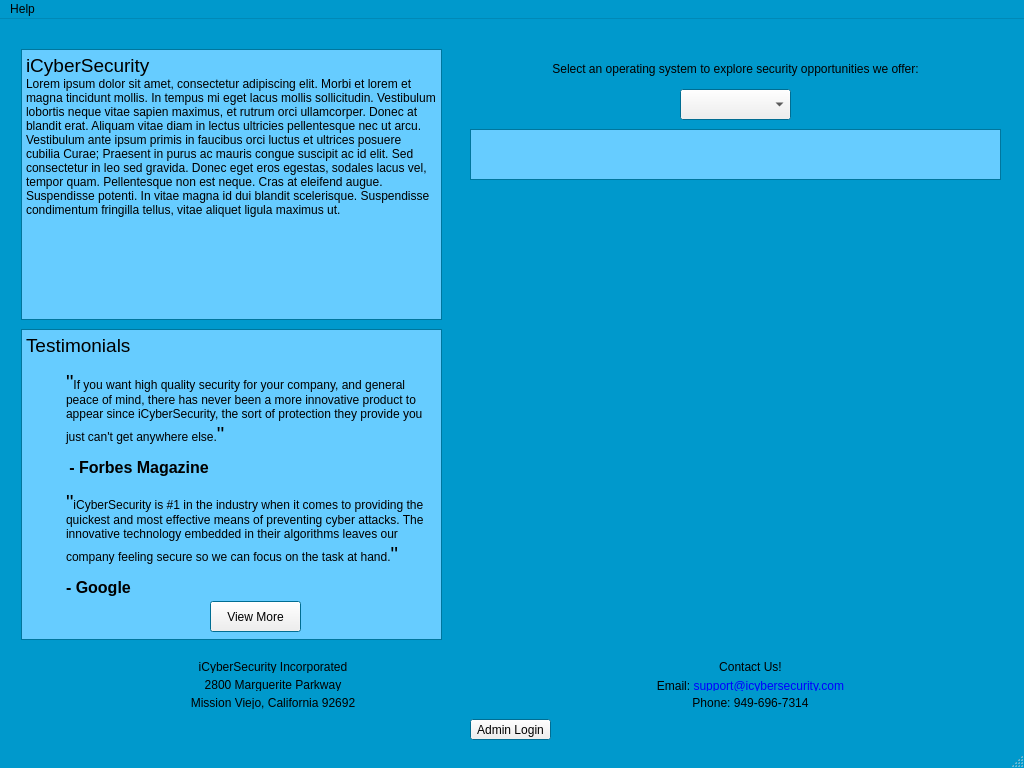
This is src/mainwindow.ui in brianclinkenbeard/pamphlet as Qt 5 draws it before an edit. The edited form follows.
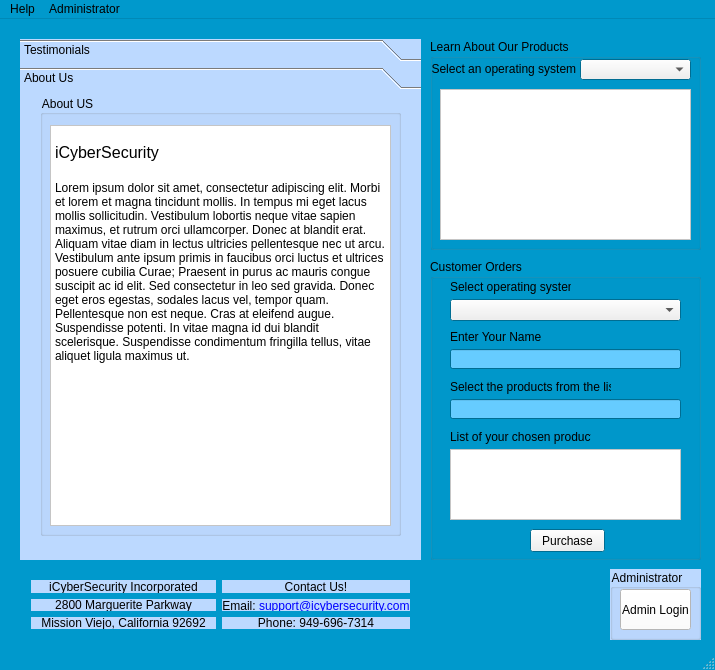
This is the edited form. The open tabs and pages were chosen to show the change.

Commit message: changing ui, I hope you like it. In case you did n't like somthing Let me now so I will change it to original state

Patch:
```diff
--- a/src/mainwindow.ui
+++ b/src/mainwindow.ui
@@ -6,8 +6,8 @@
    <rect>
     <x>0</x>
     <y>0</y>
-    <width>1024</width>
-    <height>768</height>
+    <width>715</width>
+    <height>670</height>
    </rect>
   </property>
   <property name="sizePolicy">
@@ -83,121 +83,29 @@
   <property name="windowTitle">
    <string>MainWindow</string>
   </property>
+  <property name="styleSheet">
+   <string notr="true"/>
+  </property>
   <widget class="QWidget" name="centralWidget">
-   <widget class="QTextBrowser" name="salespitch_browser">
-    <property name="geometry">
-     <rect>
-      <x>21</x>
-      <y>30</y>
-      <width>421</width>
-      <height>271</height>
-     </rect>
-    </property>
-    <property name="html">
-     <string>&lt;!DOCTYPE HTML PUBLIC &quot;-//W3C//DTD HTML 4.0//EN&quot; &quot;http://www.w3.org/TR/REC-html40/strict.dtd&quot;&gt;
-&lt;html&gt;&lt;head&gt;&lt;meta name=&quot;qrichtext&quot; content=&quot;1&quot; /&gt;&lt;style type=&quot;text/css&quot;&gt;
-p, li { white-space: pre-wrap; }
-&lt;/style&gt;&lt;/head&gt;&lt;body style=&quot; font-family:'MS Shell Dlg 2'; font-size:8.25pt; font-weight:400; font-style:normal;&quot;&gt;
-&lt;p style=&quot; margin-top:0px; margin-bottom:0px; margin-left:0px; margin-right:0px; -qt-block-indent:0; text-indent:0px;&quot;&gt;&lt;span style=&quot; font-family:'Sans Serif'; font-size:14pt;&quot;&gt;iCyberSecurity&lt;/span&gt;&lt;/p&gt;
-&lt;p style=&quot; margin-top:0px; margin-bottom:0px; margin-left:0px; margin-right:0px; -qt-block-indent:0; text-indent:0px;&quot;&gt;&lt;a name=&quot;lipsum&quot;&gt;&lt;/a&gt;&lt;span style=&quot; font-family:'Sans Serif'; font-size:9pt;&quot;&gt;L&lt;/span&gt;&lt;span style=&quot; font-family:'Sans Serif'; font-size:9pt;&quot;&gt;orem ipsum dolor sit amet, consectetur adipiscing elit. Morbi et lorem et magna tincidunt mollis. In tempus mi eget lacus mollis sollicitudin. Vestibulum lobortis neque vitae sapien maximus, et rutrum orci ullamcorper. Donec at blandit erat. Aliquam vitae diam in lectus ultricies pellentesque nec ut arcu. Vestibulum ante ipsum primis in faucibus orci luctus et ultrices posuere cubilia Curae; Praesent in purus ac mauris congue suscipit ac id elit. Sed consectetur in leo sed gravida. Donec eget eros egestas, sodales lacus vel, tempor quam. Pellentesque non est neque. Cras at eleifend augue. Suspendisse potenti. In vitae magna id dui blandit scelerisque. Suspendisse condimentum fringilla tellus, vitae aliquet ligula maximus ut. &lt;/span&gt;&lt;/p&gt;&lt;/body&gt;&lt;/html&gt;</string>
-    </property>
-   </widget>
-   <widget class="QPushButton" name="pushButton">
-    <property name="geometry">
-     <rect>
-      <x>470</x>
-      <y>700</y>
-      <width>81</width>
-      <height>21</height>
-     </rect>
-    </property>
-    <property name="text">
-     <string>Admin Login</string>
-    </property>
-   </widget>
-   <widget class="QTextBrowser" name="testimonials_browser">
-    <property name="geometry">
-     <rect>
-      <x>21</x>
-      <y>310</y>
-      <width>421</width>
-      <height>311</height>
-     </rect>
-    </property>
-    <property name="html">
-     <string>&lt;!DOCTYPE HTML PUBLIC &quot;-//W3C//DTD HTML 4.0//EN&quot; &quot;http://www.w3.org/TR/REC-html40/strict.dtd&quot;&gt;
-&lt;html&gt;&lt;head&gt;&lt;meta name=&quot;qrichtext&quot; content=&quot;1&quot; /&gt;&lt;style type=&quot;text/css&quot;&gt;
-p, li { white-space: pre-wrap; }
-&lt;/style&gt;&lt;/head&gt;&lt;body style=&quot; font-family:'MS Shell Dlg 2'; font-size:8.25pt; font-weight:400; font-style:normal;&quot;&gt;
-&lt;p style=&quot; margin-top:0px; margin-bottom:0px; margin-left:0px; margin-right:0px; -qt-block-indent:0; text-indent:0px;&quot;&gt;&lt;span style=&quot; font-family:'Sans Serif'; font-size:14pt;&quot;&gt;Testimonials&lt;/span&gt;&lt;/p&gt;
-&lt;p style=&quot; margin-top:12px; margin-bottom:0px; margin-left:0px; margin-right:0px; -qt-block-indent:1; text-indent:0px;&quot;&gt;&lt;span style=&quot; font-family:'Sans Serif'; font-size:16pt;&quot;&gt;&amp;quot;&lt;/span&gt;&lt;span style=&quot; font-family:'Sans Serif'; font-size:9pt;&quot;&gt;If you want high quality security for your company, and general peace of mind, there has never been a more innovative product to appear since iCyberSecurity, the sort of protection they provide you just can't get anywhere else.&lt;/span&gt;&lt;span style=&quot; font-family:'Sans Serif'; font-size:16pt;&quot;&gt;&amp;quot;&lt;/span&gt;&lt;/p&gt;
-&lt;p style=&quot; margin-top:12px; margin-bottom:0px; margin-left:0px; margin-right:0px; -qt-block-indent:1; text-indent:0px;&quot;&gt;&lt;span style=&quot; font-family:'Sans Serif'; font-size:9pt;&quot;&gt; &lt;/span&gt;&lt;span style=&quot; font-family:'Sans Serif'; font-size:12pt; font-weight:600;&quot;&gt;- Forbes Magazine&lt;/span&gt;&lt;/p&gt;
-&lt;p style=&quot; margin-top:12px; margin-bottom:0px; margin-left:0px; margin-right:0px; -qt-block-indent:1; text-indent:0px;&quot;&gt;&lt;span style=&quot; font-family:'Sans Serif'; font-size:16pt;&quot;&gt;&amp;quot;&lt;/span&gt;&lt;span style=&quot; font-family:'Sans Serif'; font-size:9pt;&quot;&gt;iCyberSecurity is #1 in the industry when it comes to providing the quickest and most effective means of preventing cyber attacks. The innovative technology embedded in their algorithms leaves our company feeling secure so we can focus on the task at hand.&lt;/span&gt;&lt;span style=&quot; font-family:'Sans Serif'; font-size:16pt;&quot;&gt;&amp;quot;&lt;/span&gt;&lt;span style=&quot; font-family:'Sans Serif'; font-size:9pt;&quot;&gt; &lt;/span&gt;&lt;/p&gt;
-&lt;p style=&quot; margin-top:12px; margin-bottom:0px; margin-left:0px; margin-right:0px; -qt-block-indent:1; text-indent:0px;&quot;&gt;&lt;span style=&quot; font-family:'Sans Serif'; font-size:12pt; font-weight:600;&quot;&gt;- Google&lt;/span&gt;&lt;/p&gt;&lt;/body&gt;&lt;/html&gt;</string>
-    </property>
-   </widget>
-   <widget class="QComboBox" name="comboBox">
-    <property name="geometry">
-     <rect>
-      <x>680</x>
-      <y>70</y>
-      <width>111</width>
-      <height>31</height>
-     </rect>
-    </property>
-    <item>
-     <property name="text">
-      <string/>
-     </property>
-    </item>
-    <item>
-     <property name="text">
-      <string>Windows</string>
-     </property>
-    </item>
-    <item>
-     <property name="text">
-      <string>macOS</string>
-     </property>
-    </item>
-    <item>
-     <property name="text">
-      <string>GNU/Linux</string>
-     </property>
-    </item>
-   </widget>
-   <widget class="QLabel" name="label_7">
-    <property name="geometry">
-     <rect>
-      <x>470</x>
-      <y>40</y>
-      <width>531</width>
-      <height>20</height>
-     </rect>
-    </property>
-    <property name="text">
-     <string>Select an operating system to explore security opportunities we offer:</string>
-    </property>
-    <property name="alignment">
-     <set>Qt::AlignCenter</set>
-    </property>
-   </widget>
    <widget class="QTextBrowser" name="osinfo_browser">
     <property name="geometry">
      <rect>
-      <x>470</x>
-      <y>110</y>
-      <width>531</width>
-      <height>51</height>
+      <x>440</x>
+      <y>70</y>
+      <width>251</width>
+      <height>151</height>
      </rect>
     </property>
+    <property name="styleSheet">
+     <string notr="true">background-color: rgb(255, 255, 255);</string>
+    </property>
    </widget>
    <widget class="QWidget" name="layoutWidget">
     <property name="geometry">
      <rect>
-      <x>26</x>
-      <y>630</y>
-      <width>971</width>
+      <x>20</x>
+      <y>550</y>
+      <width>401</width>
       <height>71</height>
      </rect>
     </property>
@@ -209,6 +117,9 @@
          <pointsize>9</pointsize>
         </font>
        </property>
+       <property name="styleSheet">
+        <string notr="true">background-color: rgb(188, 217, 255);</string>
+       </property>
        <property name="text">
         <string>iCyberSecurity Incorporated</string>
        </property>
@@ -224,6 +135,9 @@
          <pointsize>9</pointsize>
         </font>
        </property>
+       <property name="styleSheet">
+        <string notr="true">background-color: rgb(188, 217, 255);</string>
+       </property>
        <property name="text">
         <string>Contact Us!</string>
        </property>
@@ -239,6 +153,9 @@
          <pointsize>9</pointsize>
         </font>
        </property>
+       <property name="styleSheet">
+        <string notr="true">background-color: rgb(188, 217, 255);</string>
+       </property>
        <property name="text">
         <string>2800 Marguerite Parkway</string>
        </property>
@@ -254,6 +171,9 @@
          <pointsize>9</pointsize>
         </font>
        </property>
+       <property name="styleSheet">
+        <string notr="true">background-color: rgb(188, 217, 255);</string>
+       </property>
        <property name="text">
         <string>&lt;html&gt;&lt;head/&gt;&lt;body&gt;&lt;p&gt;Email: &lt;a href=&quot;mailto:support@icybersecurity.com&quot;&gt;&lt;span style=&quot; text-decoration: underline; color:#0000ff;&quot;&gt;support@icybersecurity.com&lt;/span&gt;&lt;/a&gt;&lt;/p&gt;&lt;/body&gt;&lt;/html&gt;</string>
        </property>
@@ -269,6 +189,9 @@
          <pointsize>9</pointsize>
         </font>
        </property>
+       <property name="styleSheet">
+        <string notr="true">background-color: rgb(188, 217, 255);</string>
+       </property>
        <property name="text">
         <string>Mission Viejo, California 92692</string>
        </property>
@@ -284,6 +207,9 @@
          <pointsize>9</pointsize>
         </font>
        </property>
+       <property name="styleSheet">
+        <string notr="true">background-color: rgb(188, 217, 255);</string>
+       </property>
        <property name="text">
         <string>Phone: 949-696-7314</string>
        </property>
@@ -294,26 +220,351 @@
      </item>
     </layout>
    </widget>
-   <widget class="QPushButton" name="pushButton_viewMore">
+   <widget class="QToolBox" name="toolBox">
     <property name="geometry">
      <rect>
-      <x>210</x>
-      <y>582</y>
+      <x>20</x>
+      <y>20</y>
+      <width>401</width>
+      <height>521</height>
+     </rect>
+    </property>
+    <property name="styleSheet">
+     <string notr="true">background-color: rgb(188, 217, 255);</string>
+    </property>
+    <property name="currentIndex">
+     <number>0</number>
+    </property>
+    <widget class="QWidget" name="page">
+     <property name="geometry">
+      <rect>
+       <x>0</x>
+       <y>0</y>
+       <width>401</width>
+       <height>467</height>
+      </rect>
+     </property>
+     <attribute name="label">
+      <string>Testimonials</string>
+     </attribute>
+     <widget class="QTextBrowser" name="testimonials_browser">
+      <property name="geometry">
+       <rect>
+        <x>20</x>
+        <y>20</y>
+        <width>331</width>
+        <height>361</height>
+       </rect>
+      </property>
+      <property name="styleSheet">
+       <string notr="true">background-color: rgb(255, 255, 255);</string>
+      </property>
+      <property name="html">
+       <string>&lt;!DOCTYPE HTML PUBLIC &quot;-//W3C//DTD HTML 4.0//EN&quot; &quot;http://www.w3.org/TR/REC-html40/strict.dtd&quot;&gt;
+&lt;html&gt;&lt;head&gt;&lt;meta name=&quot;qrichtext&quot; content=&quot;1&quot; /&gt;&lt;style type=&quot;text/css&quot;&gt;
+p, li { white-space: pre-wrap; }
+&lt;/style&gt;&lt;/head&gt;&lt;body style=&quot; font-family:'MS Shell Dlg 2'; font-size:8.25pt; font-weight:400; font-style:normal;&quot;&gt;
+&lt;p style=&quot; margin-top:0px; margin-bottom:0px; margin-left:0px; margin-right:0px; -qt-block-indent:0; text-indent:0px;&quot;&gt;&lt;span style=&quot; font-family:'Sans Serif'; font-size:14pt;&quot;&gt;Testimonials&lt;/span&gt;&lt;/p&gt;
+&lt;p style=&quot; margin-top:12px; margin-bottom:0px; margin-left:0px; margin-right:0px; -qt-block-indent:1; text-indent:0px;&quot;&gt;&lt;span style=&quot; font-family:'Sans Serif'; font-size:16pt;&quot;&gt;&amp;quot;&lt;/span&gt;&lt;span style=&quot; font-family:'Sans Serif'; font-size:9pt;&quot;&gt;If you want high quality security for your company, and general peace of mind, there has never been a more innovative product to appear since iCyberSecurity, the sort of protection they provide you just can't get anywhere else.&lt;/span&gt;&lt;span style=&quot; font-family:'Sans Serif'; font-size:16pt;&quot;&gt;&amp;quot;&lt;/span&gt;&lt;/p&gt;
+&lt;p style=&quot; margin-top:12px; margin-bottom:0px; margin-left:0px; margin-right:0px; -qt-block-indent:1; text-indent:0px;&quot;&gt;&lt;span style=&quot; font-family:'Sans Serif'; font-size:9pt;&quot;&gt; &lt;/span&gt;&lt;span style=&quot; font-family:'Sans Serif'; font-size:12pt; font-weight:600;&quot;&gt;- Forbes Magazine&lt;/span&gt;&lt;/p&gt;
+&lt;p style=&quot; margin-top:12px; margin-bottom:0px; margin-left:0px; margin-right:0px; -qt-block-indent:1; text-indent:0px;&quot;&gt;&lt;span style=&quot; font-family:'Sans Serif'; font-size:16pt;&quot;&gt;&amp;quot;&lt;/span&gt;&lt;span style=&quot; font-family:'Sans Serif'; font-size:9pt;&quot;&gt;iCyberSecurity is #1 in the industry when it comes to providing the quickest and most effective means of preventing cyber attacks. The innovative technology embedded in their algorithms leaves our company feeling secure so we can focus on the task at hand.&lt;/span&gt;&lt;span style=&quot; font-family:'Sans Serif'; font-size:16pt;&quot;&gt;&amp;quot;&lt;/span&gt;&lt;span style=&quot; font-family:'Sans Serif'; font-size:9pt;&quot;&gt; &lt;/span&gt;&lt;/p&gt;
+&lt;p style=&quot; margin-top:12px; margin-bottom:0px; margin-left:0px; margin-right:0px; -qt-block-indent:1; text-indent:0px;&quot;&gt;&lt;span style=&quot; font-family:'Sans Serif'; font-size:12pt; font-weight:600;&quot;&gt;- Google&lt;/span&gt;&lt;/p&gt;&lt;/body&gt;&lt;/html&gt;</string>
+      </property>
+     </widget>
+     <widget class="QPushButton" name="pushButton_viewMore">
+      <property name="geometry">
+       <rect>
+        <x>20</x>
+        <y>390</y>
+        <width>331</width>
+        <height>31</height>
+       </rect>
+      </property>
+      <property name="styleSheet">
+       <string notr="true">background-color: rgb(255, 255, 255);</string>
+      </property>
+      <property name="text">
+       <string>View More</string>
+      </property>
+     </widget>
+    </widget>
+    <widget class="QWidget" name="page_2">
+     <property name="geometry">
+      <rect>
+       <x>0</x>
+       <y>0</y>
+       <width>401</width>
+       <height>467</height>
+      </rect>
+     </property>
+     <attribute name="label">
+      <string>About Us</string>
+     </attribute>
+     <widget class="QTextBrowser" name="salespitch_browser">
+      <property name="geometry">
+       <rect>
+        <x>30</x>
+        <y>30</y>
+        <width>341</width>
+        <height>401</height>
+       </rect>
+      </property>
+      <property name="styleSheet">
+       <string notr="true">background-color: rgb(255, 255, 255);</string>
+      </property>
+      <property name="html">
+       <string>&lt;!DOCTYPE HTML PUBLIC &quot;-//W3C//DTD HTML 4.0//EN&quot; &quot;http://www.w3.org/TR/REC-html40/strict.dtd&quot;&gt;
+&lt;html&gt;&lt;head&gt;&lt;meta name=&quot;qrichtext&quot; content=&quot;1&quot; /&gt;&lt;style type=&quot;text/css&quot;&gt;
+p, li { white-space: pre-wrap; }
+&lt;/style&gt;&lt;/head&gt;&lt;body style=&quot; font-family:'MS Shell Dlg 2'; font-size:8.25pt; font-weight:400; font-style:normal;&quot;&gt;
+&lt;p style=&quot;-qt-paragraph-type:empty; margin-top:0px; margin-bottom:0px; margin-left:0px; margin-right:0px; -qt-block-indent:0; text-indent:0px;&quot;&gt;&lt;br /&gt;&lt;/p&gt;
+&lt;p style=&quot; margin-top:0px; margin-bottom:0px; margin-left:0px; margin-right:0px; -qt-block-indent:0; text-indent:0px;&quot;&gt;&lt;span style=&quot; font-family:'Sans Serif'; font-size:12pt;&quot;&gt;iCyberSecurity&lt;/span&gt;&lt;/p&gt;
+&lt;p style=&quot;-qt-paragraph-type:empty; margin-top:0px; margin-bottom:0px; margin-left:0px; margin-right:0px; -qt-block-indent:0; text-indent:0px; font-family:'Sans Serif'; font-size:12pt;&quot;&gt;&lt;br /&gt;&lt;/p&gt;
+&lt;p style=&quot; margin-top:0px; margin-bottom:0px; margin-left:0px; margin-right:0px; -qt-block-indent:0; text-indent:0px;&quot;&gt;&lt;a name=&quot;lipsum&quot;&gt;&lt;/a&gt;&lt;span style=&quot; font-family:'Sans Serif'; font-size:9pt;&quot;&gt;L&lt;/span&gt;&lt;span style=&quot; font-family:'Sans Serif'; font-size:9pt;&quot;&gt;orem ipsum dolor sit amet, consectetur adipiscing elit. Morbi et lorem et magna tincidunt mollis. In tempus mi eget lacus mollis sollicitudin. Vestibulum lobortis neque vitae sapien maximus, et rutrum orci ullamcorper. Donec at blandit erat. Aliquam vitae diam in lectus ultricies pellentesque nec ut arcu. Vestibulum ante ipsum primis in faucibus orci luctus et ultrices posuere cubilia Curae; Praesent in purus ac mauris congue suscipit ac id elit. Sed consectetur in leo sed gravida. Donec eget eros egestas, sodales lacus vel, tempor quam. Pellentesque non est neque. Cras at eleifend augue. Suspendisse potenti. In vitae magna id dui blandit scelerisque. Suspendisse condimentum fringilla tellus, vitae aliquet ligula maximus ut. &lt;/span&gt;&lt;/p&gt;&lt;/body&gt;&lt;/html&gt;</string>
+      </property>
+     </widget>
+     <widget class="QGroupBox" name="groupBox">
+      <property name="geometry">
+       <rect>
+        <x>20</x>
+        <y>0</y>
+        <width>361</width>
+        <height>441</height>
+       </rect>
+      </property>
+      <property name="title">
+       <string>About US</string>
+      </property>
+     </widget>
+     <zorder>groupBox</zorder>
+     <zorder>salespitch_browser</zorder>
+    </widget>
+   </widget>
+   <widget class="QGroupBox" name="groupBox_2">
+    <property name="geometry">
+     <rect>
+      <x>430</x>
+      <y>20</y>
+      <width>271</width>
+      <height>211</height>
+     </rect>
+    </property>
+    <property name="title">
+     <string>Learn About Our Products</string>
+    </property>
+    <widget class="QLabel" name="label_7">
+     <property name="geometry">
+      <rect>
+       <x>0</x>
+       <y>20</y>
+       <width>151</width>
+       <height>20</height>
+      </rect>
+     </property>
+     <property name="text">
+      <string>Select an operating system </string>
+     </property>
+     <property name="alignment">
+      <set>Qt::AlignCenter</set>
+     </property>
+    </widget>
+    <widget class="QComboBox" name="comboBox">
+     <property name="geometry">
+      <rect>
+       <x>150</x>
+       <y>20</y>
+       <width>111</width>
+       <height>21</height>
+      </rect>
+     </property>
+     <item>
+      <property name="text">
+       <string/>
+      </property>
+     </item>
+     <item>
+      <property name="text">
+       <string>Windows</string>
+      </property>
+     </item>
+     <item>
+      <property name="text">
+       <string>macOS</string>
+      </property>
+     </item>
+     <item>
+      <property name="text">
+       <string>GNU/Linux</string>
+      </property>
+     </item>
+    </widget>
+   </widget>
+   <widget class="QGroupBox" name="groupBox_3">
+    <property name="geometry">
+     <rect>
+      <x>430</x>
+      <y>240</y>
+      <width>271</width>
+      <height>301</height>
+     </rect>
+    </property>
+    <property name="title">
+     <string>Customer Orders</string>
+    </property>
+    <widget class="QLabel" name="label_CustomerName">
+     <property name="geometry">
+      <rect>
+       <x>20</x>
+       <y>70</y>
+       <width>91</width>
+       <height>16</height>
+      </rect>
+     </property>
+     <property name="text">
+      <string>Enter Your Name</string>
+     </property>
+    </widget>
+    <widget class="QLineEdit" name="lineEdit_CustomerName">
+     <property name="geometry">
+      <rect>
+       <x>20</x>
+       <y>90</y>
+       <width>231</width>
+       <height>20</height>
+      </rect>
+     </property>
+    </widget>
+    <widget class="QLabel" name="label_OperatingSystem">
+     <property name="geometry">
+      <rect>
+       <x>20</x>
+       <y>20</y>
+       <width>121</width>
+       <height>16</height>
+      </rect>
+     </property>
+     <property name="text">
+      <string>Select operating system</string>
+     </property>
+    </widget>
+    <widget class="QComboBox" name="comboBox_2">
+     <property name="geometry">
+      <rect>
+       <x>20</x>
+       <y>40</y>
+       <width>231</width>
+       <height>22</height>
+      </rect>
+     </property>
+    </widget>
+    <widget class="QLabel" name="label_SelectProduct">
+     <property name="geometry">
+      <rect>
+       <x>20</x>
+       <y>120</y>
+       <width>161</width>
+       <height>16</height>
+      </rect>
+     </property>
+     <property name="text">
+      <string>Select the products from the list</string>
+     </property>
+    </widget>
+    <widget class="QLineEdit" name="lineEdit">
+     <property name="geometry">
+      <rect>
+       <x>20</x>
+       <y>140</y>
+       <width>231</width>
+       <height>20</height>
+      </rect>
+     </property>
+    </widget>
+    <widget class="QListWidget" name="listWidget">
+     <property name="geometry">
+      <rect>
+       <x>20</x>
+       <y>190</y>
+       <width>231</width>
+       <height>71</height>
+      </rect>
+     </property>
+     <property name="styleSheet">
+      <string notr="true">background-color: rgb(255, 255, 255);</string>
+     </property>
+    </widget>
+    <widget class="QLabel" name="label">
+     <property name="geometry">
+      <rect>
+       <x>20</x>
+       <y>170</y>
+       <width>141</width>
+       <height>16</height>
+      </rect>
+     </property>
+     <property name="text">
+      <string>List of your chosen products</string>
+     </property>
+    </widget>
+    <widget class="QPushButton" name="pushButton_2">
+     <property name="geometry">
+      <rect>
+       <x>100</x>
+       <y>270</y>
+       <width>75</width>
+       <height>23</height>
+      </rect>
+     </property>
+     <property name="text">
+      <string>Purchase</string>
+     </property>
+    </widget>
+   </widget>
+   <widget class="QGroupBox" name="groupBox_4">
+    <property name="geometry">
+     <rect>
+      <x>610</x>
+      <y>550</y>
       <width>91</width>
-      <height>31</height>
+      <height>71</height>
      </rect>
     </property>
-    <property name="text">
-     <string>View More</string>
+    <property name="styleSheet">
+     <string notr="true">background-color: rgb(188, 217, 255);</string>
     </property>
+    <property name="title">
+     <string>Administrator</string>
+    </property>
+    <widget class="QPushButton" name="pushButton">
+     <property name="geometry">
+      <rect>
+       <x>10</x>
+       <y>20</y>
+       <width>71</width>
+       <height>41</height>
+      </rect>
+     </property>
+     <property name="styleSheet">
+      <string notr="true">background-color: rgb(255, 255, 255);</string>
+     </property>
+     <property name="text">
+      <string>Admin Login</string>
+     </property>
+    </widget>
    </widget>
+   <zorder>groupBox_4</zorder>
+   <zorder>groupBox_2</zorder>
+   <zorder>toolBox</zorder>
+   <zorder>osinfo_browser</zorder>
+   <zorder>layoutWidget</zorder>
+   <zorder>groupBox_3</zorder>
   </widget>
   <widget class="QMenuBar" name="menuBar">
    <property name="geometry">
     <rect>
      <x>0</x>
      <y>0</y>
-     <width>1024</width>
+     <width>715</width>
      <height>21</height>
     </rect>
    </property>
@@ -323,7 +574,14 @@
     </property>
     <addaction name="actionHelp"/>
    </widget>
+   <widget class="QMenu" name="menuAdministrator">
+    <property name="title">
+     <string>Administrator</string>
+    </property>
+    <addaction name="actionLog_In"/>
+   </widget>
    <addaction name="menuHelp"/>
+   <addaction name="menuAdministrator"/>
   </widget>
   <widget class="QStatusBar" name="statusBar"/>
   <action name="actionHelp">
@@ -331,6 +589,11 @@
     <string>Help</string>
    </property>
   </action>
+  <action name="actionLog_In">
+   <property name="text">
+    <string>Log In</string>
+   </property>
+  </action>
  </widget>
  <layoutdefault spacing="6" margin="11"/>
  <resources/>
```
